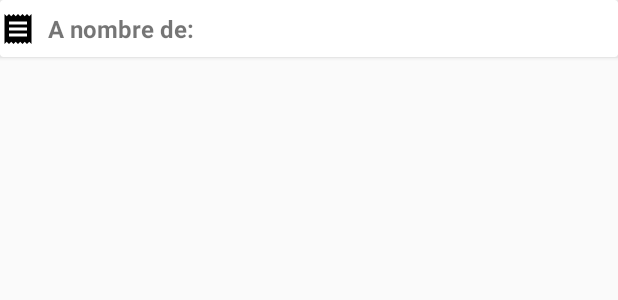
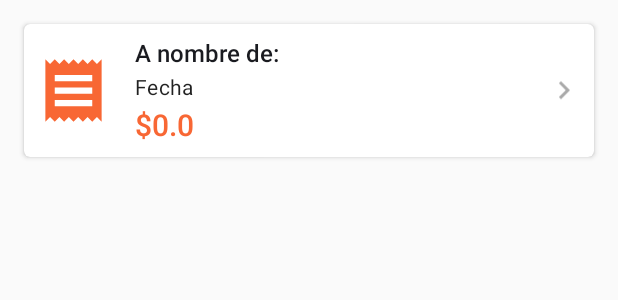
Before and after one commit to Vege19/DAS_CHALLENGE_2, an Android app: the layout item_bill.xml on its own in the app's theme, with its tools: preview values and no code run, on a phone screen of 412 x 824 dp. Shown: the top 300 px of the screen. Run offline under Robolectric (Android 15) with nearby library versions, the phone set to English and light mode, and no system bars.

Commit message:
Bills Recyclerview

```diff
--- /dev/null
+++ b/DAS_CHALLENGE_2/app/src/main/res/drawable/ic_keyboard_arrow_right.xml
@@ -0,0 +1,9 @@
+<vector xmlns:android="http://schemas.android.com/apk/res/android"
+        android:width="24dp"
+        android:height="24dp"
+        android:viewportWidth="24.0"
+        android:viewportHeight="24.0">
+    <path
+        android:fillColor="#FF000000"
+        android:pathData="M8.59,16.34l4.58,-4.59 -4.58,-4.59L10,5.75l6,6 -6,6z"/>
+</vector>
--- a/DAS_CHALLENGE_2/app/src/main/res/layout/item_bill.xml
+++ b/DAS_CHALLENGE_2/app/src/main/res/layout/item_bill.xml
@@ -1,39 +1,83 @@
 <?xml version="1.0" encoding="utf-8"?>
-<androidx.cardview.widget.CardView xmlns:android="http://schemas.android.com/apk/res/android"
+<androidx.cardview.widget.CardView
+    xmlns:android="http://schemas.android.com/apk/res/android"
     android:layout_width="match_parent"
     android:layout_height="wrap_content"
     xmlns:tools="http://schemas.android.com/tools"
-    xmlns:app="http://schemas.android.com/apk/res-auto">
+    xmlns:app="http://schemas.android.com/apk/res-auto"
+    app:cardCornerRadius="4dp"
+    android:layout_marginTop="16dp"
+    android:layout_marginEnd="16dp"
+    android:layout_marginStart="16dp">
 
     <androidx.constraintlayout.widget.ConstraintLayout
         android:layout_width="match_parent"
-        android:layout_height="wrap_content">
+        android:layout_height="wrap_content"
+        android:padding="8dp">
 
         <ImageView
             android:id="@+id/imageView"
-            android:layout_width="wrap_content"
-            android:layout_height="wrap_content"
+            android:layout_width="50dp"
+            android:layout_height="50dp"
             android:src="@drawable/ic_receipt"
             app:layout_constraintBottom_toBottomOf="parent"
             app:layout_constraintStart_toStartOf="parent"
-            app:layout_constraintTop_toTopOf="parent" />
+            app:layout_constraintTop_toTopOf="parent"
+            android:tint="@color/colorAccent"/>
 
         <TextView
             android:id="@+id/billNameTxt"
+            style="@style/TextAppearance.Compat.Notification.Title"
             android:layout_width="0dp"
             android:layout_height="wrap_content"
-            android:layout_marginTop="8dp"
-            android:layout_marginBottom="8dp"
+            android:layout_marginStart="16dp"
+            android:layout_marginEnd="16dp"
             android:textSize="16sp"
-            android:textStyle="bold"
-            app:layout_constraintBottom_toBottomOf="parent"
-            app:layout_constraintEnd_toEndOf="parent"
+            app:layout_constraintEnd_toStartOf="@+id/ic_arrow"
             app:layout_constraintStart_toEndOf="@+id/imageView"
             app:layout_constraintTop_toTopOf="parent"
             tools:text="A nombre de:"
-            android:layout_marginStart="8dp"/>
+            android:maxLines="1"
+            android:ellipsize="end"/>
 
+        <TextView
+            android:id="@+id/billDateTxt"
+            style="@style/TextAppearance.MaterialComponents.Body2"
+            android:layout_width="0dp"
+            android:layout_height="wrap_content"
+            android:layout_marginTop="2dp"
+            android:layout_marginEnd="16dp"
+            app:layout_constraintEnd_toStartOf="@+id/ic_arrow"
+            app:layout_constraintStart_toStartOf="@+id/billNameTxt"
+            app:layout_constraintTop_toBottomOf="@id/billNameTxt"
+            tools:text="Fecha"
+            android:maxLines="1"
+            android:ellipsize="end"/>
 
+        <TextView
+            android:id="@+id/billTotalTxt"
+            style="@style/TextAppearance.AppCompat.Title"
+            android:layout_width="0dp"
+            android:layout_height="wrap_content"
+            android:layout_marginTop="2dp"
+            android:layout_marginEnd="16dp"
+            android:textColor="@color/colorAccent"
+            app:layout_constraintBottom_toBottomOf="@+id/ic_arrow"
+            app:layout_constraintEnd_toStartOf="@+id/ic_arrow"
+            app:layout_constraintStart_toStartOf="@+id/billDateTxt"
+            app:layout_constraintTop_toBottomOf="@+id/billDateTxt"
+            tools:text="$0.0" />
+
+        <ImageView
+            android:id="@+id/ic_arrow"
+            android:layout_width="wrap_content"
+            android:layout_height="0dp"
+            android:src="@drawable/ic_keyboard_arrow_right"
+            app:layout_constraintBottom_toBottomOf="parent"
+            app:layout_constraintEnd_toEndOf="parent"
+            app:layout_constraintTop_toBottomOf="parent"
+            app:layout_constraintTop_toTopOf="parent"
+            android:tint="@android:color/darker_gray"/>
 
     </androidx.constraintlayout.widget.ConstraintLayout>
 
```
Also changed, not shown: DAS_CHALLENGE_2/app/src/main/java/com/example/das_challenge_2/adapters/BillAdapter.kt (added, +48 -0 lines), DAS_CHALLENGE_2/app/src/main/java/com/example/das_challenge_2/fragments/RecordFragment.kt (+47 -3 lines), DAS_CHALLENGE_2/app/src/main/res/layout/fragment_record.xml (+11 -0 lines).
